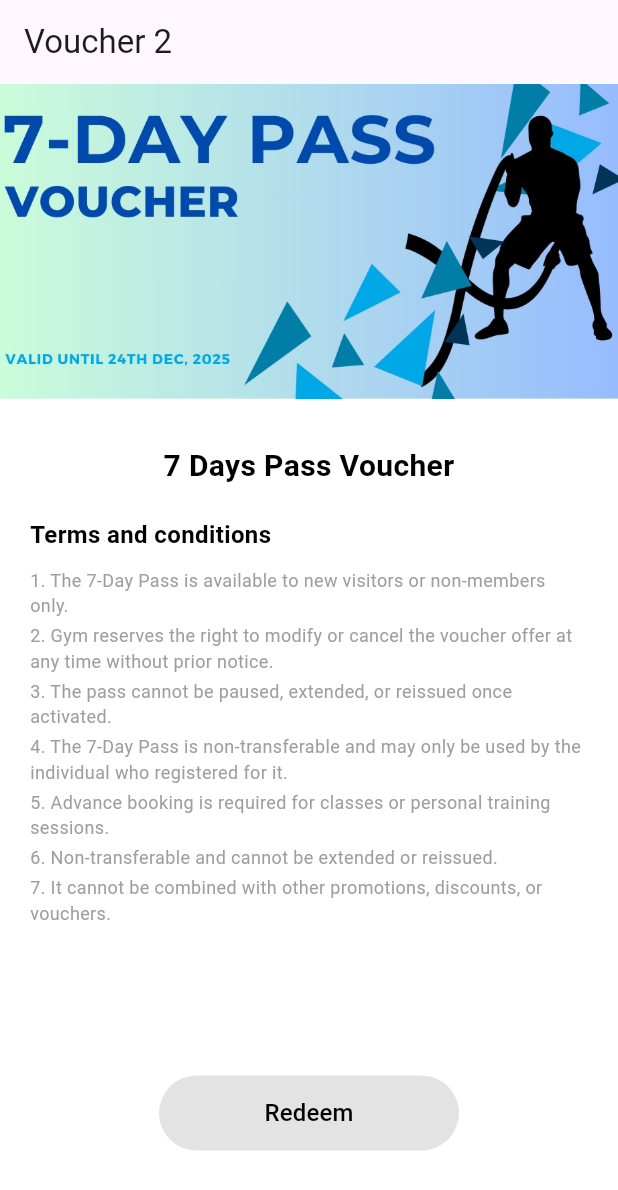
After one commit to RRTeoh/Mobile, a Flutter app: the Voucher2Page screen opened directly, on a phone screen of 412 x 824 dp. The commit adds this screen. Shown: the top 1190 px of the screen. Run offline on Flutter 3.47's test engine with Material 3 defaults, Android fonts, the phone set to English and light mode, and no system bars.

Commit message:
sc_update

```diff
--- a/lib/bottom_widgets/bottom_app.dart
+++ b/lib/bottom_widgets/bottom_app.dart
@@ -4,6 +4,7 @@
 import 'package:asgm1/screens/tracking_page.dart';
 import 'package:asgm1/screens/home_page.dart';
 import 'package:asgm1/screens/schedule_page.dart';
+
 
 class BottomApp extends StatefulWidget {
   const BottomApp({super.key});
--- /dev/null
+++ b/lib/details/paymentdetails.dart
@@ -0,0 +1,57 @@
+
+class PaymentDetails{
+  String date;
+  String time;
+  String name;
+  String amount;
+
+  PaymentDetails({
+    required this.date,
+    required this.time,
+    required this.name,
+    required this.amount
+  });
+
+  static List <PaymentDetails> getallDetails(){
+    List <PaymentDetails> paymentdetails = [];
+
+    paymentdetails.add(
+      PaymentDetails(
+        date: "1 June",
+        time: "11:14",
+        name: "Membership Subscription",
+        amount: "- RM 50"),
+    );
+
+    paymentdetails.add(
+      PaymentDetails(
+        date: "15 May",
+        time: "5:00",
+        name: "Tabata Workshop",
+        amount: "- RM 100"),
+    );
+
+    paymentdetails.add(
+      PaymentDetails(
+        date: "29 April",
+        time: "12:34",
+        name: "Healthy Bento",
+        amount: "- RM 12"),
+    );
+    paymentdetails.add(
+      PaymentDetails(
+        date: "28 April",
+        time: "10:00",
+        name: "Healthy Smoothie",
+        amount: "- RM 15"),
+    );
+    paymentdetails.add(
+      PaymentDetails(
+        date: "1 April",
+        time: "12:34",
+        name: "Membership Subscription",
+        amount: "- RM 50"),
+    );
+    return paymentdetails;
+  }
+}
--- /dev/null
+++ b/lib/screens/voucher2_page.dart
@@ -0,0 +1,140 @@
+import 'package:flutter/material.dart';
+
+class Voucher2Page extends StatelessWidget {
+  const Voucher2Page({super.key});
+
+  @override
+  Widget build(BuildContext context) {
+    return Scaffold(
+      backgroundColor: Colors.white, // or any color you prefer
+      appBar: AppBar(
+        title: const Text("Voucher 2"),
+      ),
+      body: Column(
+        crossAxisAlignment: CrossAxisAlignment.stretch,
+            children: [
+              Image.asset(
+                'assets/images/myprofile/voucher2.jpg',
+                width: double.infinity,
+                height: 210,
+                fit: BoxFit.cover,
+              ),
+              const SizedBox(height: 30),
+              Padding(
+                padding:
+                const EdgeInsets.symmetric(horizontal: 20),
+                child: Column(
+                  children:  [
+                    Text(
+                      "7 Days Pass Voucher",
+                      textAlign: TextAlign.center,
+                      style: TextStyle(
+                        fontSize: 20,
+                        fontWeight: FontWeight.bold,
+                        color: Colors.black,
+                        decoration: TextDecoration.none,
+                      ),
+                    ),
+              const SizedBox(height: 20),
+              const Align(
+                alignment: Alignment.centerLeft,
+                  child: Text(
+                    "Terms and conditions",
+                    style: TextStyle(
+                      fontSize: 16,
+                      fontWeight: FontWeight.bold,
+                      color: Colors.black, // prevent red text
+                      decoration: TextDecoration.none, // prevent underline
+                      ),
+                    ),
+                 ),
+              const SizedBox(height: 10),
+              const Align(
+                alignment: Alignment.centerLeft,
+                child: Column(
+                  crossAxisAlignment: CrossAxisAlignment.start,
+                  children: [
+                    Text("1. The 7-Day Pass is available to new visitors or non-members only.",
+                          textAlign: TextAlign.left,
+                          style: TextStyle(
+                            fontSize: 12,
+                            color: Colors.grey,
+                          ),
+                    ),
+                     SizedBox(height:3),
+                     Text("2. Gym reserves the right to modify or cancel the voucher offer at any time without prior notice.",
+
+                          style: TextStyle(
+                            fontSize: 12,
+                            color: Colors.grey,
+                          ),
+                    ),
+                     SizedBox(height:3),
+                     Text("3. The pass cannot be paused, extended, or reissued once activated.",
+                          textAlign: TextAlign.left,
+                          style: TextStyle(
+                            fontSize: 12,
+                            color: Colors.grey,
+                          ),
+                    ),
+                     SizedBox(height:3),
+                     Text("4. The 7-Day Pass is non-transferable and may only be used by the individual who registered for it.",
+                          textAlign: TextAlign.left,
+                          style: TextStyle(
+                            fontSize: 12,
+                            color: Colors.grey,
+                          ),
+                    ),
+                                         SizedBox(height:3),
+                     Text("5. Advance booking is required for classes or personal training sessions.",
+                          textAlign: TextAlign.left,
+                          style: TextStyle(
+                            fontSize: 12,
+                            color: Colors.grey,
+                          ),
+                    ),
+                     SizedBox(height:3),
+                     Text("6. Non-transferable and cannot be extended or reissued.",
+                          textAlign: TextAlign.left,
+                          style: TextStyle(
+                            fontSize: 12,
+                            color: Colors.grey,
+                          ),
+                    ),
+                    SizedBox(height:3),
+                    Text("7. It cannot be combined with other promotions, discounts, or vouchers.",
+                          textAlign: TextAlign.left,
+                          style: TextStyle(
+                            fontSize: 12,
+                            color: Colors.grey,
+                          ),
+                    ),
+                  ],
+                 ),
+                ),
+                const SizedBox(height: 100),
+                //Redemm button
+                Center(
+                  child: SizedBox(
+                    width: 200,
+                    height: 50,
+                    child: ElevatedButton(
+                      onPressed: null, // disables the button
+                      child: const Text(
+                        "Redeem",
+                        style: TextStyle(
+                          fontSize: 16,
+                          color: Colors.black,
+                          ),
+                      ),
+                    ),
+                  ),
+                ),
+              ],
+            ),
+          ),
+        ],
+      ),
+    );
+  }
+}
```
Also changed, not shown: lib/details/card.dart (added, +44 -0 lines), lib/details/myreward.dart (added, +60 -0 lines), lib/details/payment.dart (added, +111 -0 lines), lib/details/profile.dart (added, +52 -0 lines), lib/screens/voucher1_page.dart (added, +132 -0 lines), lib/screens/voucher3_page.dart (added, +140 -0 lines).
